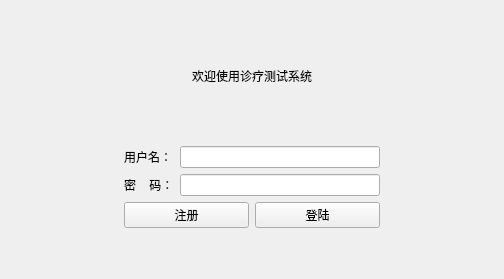
Above: experiment04/login.ui from fhwhsa/HDATS before the change. Below: the same form after it.
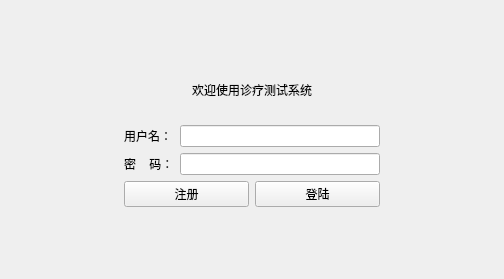
That is the form after the change.

The edit to the form file:
```diff
--- a/experiment04/login.ui
+++ b/experiment04/login.ui
@@ -21,10 +21,13 @@
        <property name="orientation">
         <enum>Qt::Vertical</enum>
        </property>
+       <property name="sizeType">
+        <enum>QSizePolicy::Minimum</enum>
+       </property>
        <property name="sizeHint" stdset="0">
         <size>
          <width>20</width>
-         <height>40</height>
+         <height>70</height>
         </size>
        </property>
       </spacer>
@@ -44,10 +47,13 @@
        <property name="orientation">
         <enum>Qt::Vertical</enum>
        </property>
+       <property name="sizeType">
+        <enum>QSizePolicy::Fixed</enum>
+       </property>
        <property name="sizeHint" stdset="0">
         <size>
          <width>20</width>
-         <height>30</height>
+         <height>20</height>
         </size>
        </property>
       </spacer>
@@ -102,7 +108,11 @@
             </widget>
            </item>
            <item row="1" column="1">
-            <widget class="QLineEdit" name="passWord"/>
+            <widget class="QLineEdit" name="passWord">
+             <property name="echoMode">
+              <enum>QLineEdit::Password</enum>
+             </property>
+            </widget>
            </item>
           </layout>
          </item>
```
